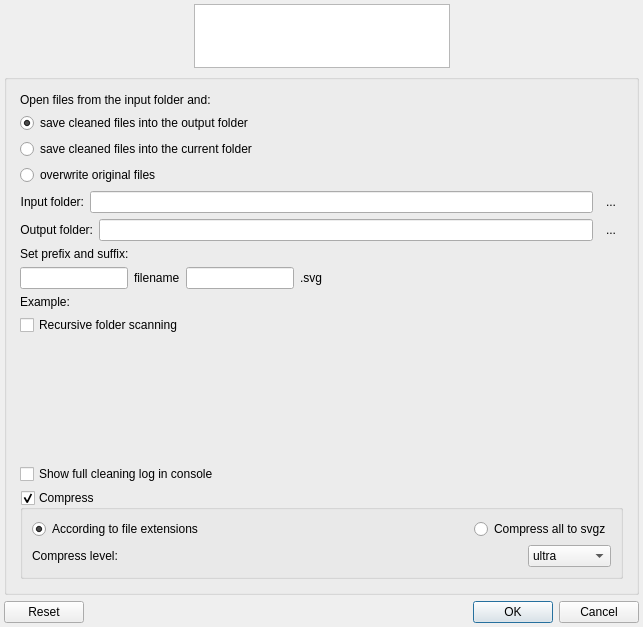
Above: src/wizarddialog.ui from RazrFalcon/svgcleaner before the change. Below: the same form after it.
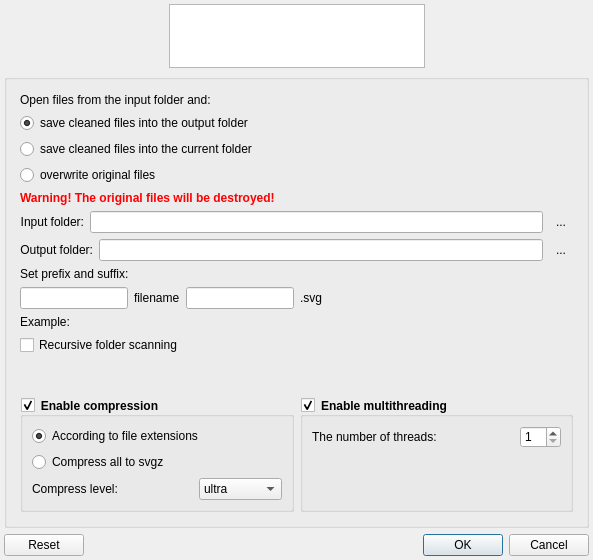
That is the form after the change. The open tabs and pages were chosen to show the change. Custom widgets are drawn as their Qt base class.

Commit message: Multithreading settings moved to Wizard. GroupBox titles now bold. Wizard Main tab rewrited. Cosmetics fixes.

```diff
--- a/src/wizarddialog.ui
+++ b/src/wizarddialog.ui
@@ -6,8 +6,8 @@
    <rect>
     <x>0</x>
     <y>0</y>
-    <width>643</width>
-    <height>627</height>
+    <width>593</width>
+    <height>560</height>
    </rect>
   </property>
   <property name="minimumSize">
@@ -23,80 +23,26 @@
    <property name="margin">
     <number>4</number>
    </property>
-   <item row="5" column="0" colspan="3">
-    <widget class="QDialogButtonBox" name="buttonBox">
-     <property name="standardButtons">
-      <set>QDialogButtonBox::Cancel|QDialogButtonBox::Ok|QDialogButtonBox::Reset</set>
-     </property>
-    </widget>
-   </item>
-   <item row="0" column="2">
-    <spacer name="horizontalSpacer_3">
-     <property name="orientation">
-      <enum>Qt::Horizontal</enum>
-     </property>
-     <property name="sizeHint" stdset="0">
-      <size>
-       <width>40</width>
-       <height>20</height>
-      </size>
-     </property>
-    </spacer>
-   </item>
-   <item row="0" column="1">
-    <widget class="QListWidget" name="listWidget">
-     <property name="minimumSize">
-      <size>
-       <width>0</width>
-       <height>64</height>
-      </size>
-     </property>
-     <property name="maximumSize">
-      <size>
-       <width>16777215</width>
-       <height>64</height>
-      </size>
-     </property>
-     <property name="verticalScrollBarPolicy">
-      <enum>Qt::ScrollBarAlwaysOff</enum>
-     </property>
-     <property name="horizontalScrollBarPolicy">
-      <enum>Qt::ScrollBarAlwaysOff</enum>
-     </property>
-     <property name="verticalScrollMode">
-      <enum>QAbstractItemView::ScrollPerPixel</enum>
-     </property>
-     <property name="horizontalScrollMode">
-      <enum>QAbstractItemView::ScrollPerPixel</enum>
-     </property>
-     <property name="movement">
-      <enum>QListView::Static</enum>
-     </property>
-     <property name="flow">
-      <enum>QListView::LeftToRight</enum>
-     </property>
-     <property name="isWrapping" stdset="0">
-      <bool>false</bool>
-     </property>
-     <property name="resizeMode">
-      <enum>QListView::Adjust</enum>
-     </property>
-     <property name="viewMode">
-      <enum>QListView::ListMode</enum>
-     </property>
-     <property name="uniformItemSizes">
-      <bool>true</bool>
-     </property>
-    </widget>
-   </item>
    <item row="1" column="0" colspan="3">
     <widget class="QGroupBox" name="groupBoxMain">
+     <property name="styleSheet">
+      <string notr="true">QGroupBox
+{
+    font-weight: bold;
+}</string>
+     </property>
      <layout class="QVBoxLayout" name="verticalLayout">
       <property name="margin">
        <number>4</number>
       </property>
       <item>
        <widget class="QStackedWidget" name="stackedWidget">
+        <property name="sizePolicy">
+         <sizepolicy hsizetype="Preferred" vsizetype="Preferred">
+          <horstretch>0</horstretch>
+          <verstretch>0</verstretch>
+         </sizepolicy>
+        </property>
         <property name="currentIndex">
          <number>6</number>
         </property>
@@ -106,68 +52,20 @@
            <number>6</number>
           </property>
           <item row="10" column="0">
-           <widget class="QCheckBox" name="chBoxFullLog">
-            <property name="text">
-             <string>Show full cleaning log in console</string>
-            </property>
-           </widget>
-          </item>
-          <item row="11" column="0">
-           <widget class="QGroupBox" name="gBoxCompress">
-            <property name="title">
-             <string>Compress</string>
-            </property>
-            <property name="checkable">
-             <bool>true</bool>
-            </property>
-            <layout class="QGridLayout" name="gridLayout_5">
-             <item row="0" column="0" rowspan="2">
-              <widget class="QRadioButton" name="rBtnSaveSuffix">
-               <property name="sizePolicy">
-                <sizepolicy hsizetype="Preferred" vsizetype="Fixed">
-                 <horstretch>0</horstretch>
-                 <verstretch>0</verstretch>
-                </sizepolicy>
-               </property>
-               <property name="text">
-                <string>According to file extensions</string>
-               </property>
-               <property name="checked">
-                <bool>true</bool>
-               </property>
-               <property name="autoExclusive">
-                <bool>true</bool>
-               </property>
-              </widget>
-             </item>
-             <item row="0" column="1" rowspan="2">
-              <widget class="QRadioButton" name="rBtnCompressAll">
-               <property name="sizePolicy">
-                <sizepolicy hsizetype="Fixed" vsizetype="Fixed">
-                 <horstretch>0</horstretch>
-                 <verstretch>0</verstretch>
-                </sizepolicy>
-               </property>
-               <property name="layoutDirection">
-                <enum>Qt::LeftToRight</enum>
-               </property>
-               <property name="text">
-                <string>Compress all to svgz</string>
-               </property>
-               <property name="checked">
-                <bool>false</bool>
-               </property>
-               <property name="autoExclusive">
-                <bool>true</bool>
-               </property>
-              </widget>
-             </item>
-             <item row="2" column="0" rowspan="2" colspan="2">
-              <layout class="QHBoxLayout" name="horizontalLayout_3">
-               <item>
+           <layout class="QHBoxLayout" name="horizontalLayout_6">
+            <item>
+             <widget class="QGroupBox" name="gBoxCompress">
+              <property name="title">
+               <string>Enable compression</string>
+              </property>
+              <property name="checkable">
+               <bool>true</bool>
+              </property>
+              <layout class="QGridLayout" name="gridLayout_5">
+               <item row="3" column="0">
                 <widget class="QLabel" name="label_6">
                  <property name="sizePolicy">
-                  <sizepolicy hsizetype="Fixed" vsizetype="Preferred">
+                  <sizepolicy hsizetype="Preferred" vsizetype="Preferred">
                    <horstretch>0</horstretch>
                    <verstretch>0</verstretch>
                   </sizepolicy>
@@ -177,20 +75,7 @@
                  </property>
                 </widget>
                </item>
-               <item>
-                <spacer name="horizontalSpacer">
-                 <property name="orientation">
-                  <enum>Qt::Horizontal</enum>
-                 </property>
-                 <property name="sizeHint" stdset="0">
-                  <size>
-                   <width>40</width>
-                   <height>20</height>
-                  </size>
-                 </property>
-                </spacer>
-               </item>
-               <item>
+               <item row="3" column="1">
                 <widget class="QComboBox" name="cmbBoxCompress">
                  <property name="sizePolicy">
                   <sizepolicy hsizetype="Fixed" vsizetype="Fixed">
@@ -228,10 +113,117 @@
                  </item>
                 </widget>
                </item>
+               <item row="2" column="0" colspan="2">
+                <widget class="QRadioButton" name="rBtnCompressAll">
+                 <property name="sizePolicy">
+                  <sizepolicy hsizetype="Preferred" vsizetype="Fixed">
+                   <horstretch>0</horstretch>
+                   <verstretch>0</verstretch>
+                  </sizepolicy>
+                 </property>
+                 <property name="layoutDirection">
+                  <enum>Qt::LeftToRight</enum>
+                 </property>
+                 <property name="text">
+                  <string>Compress all to svgz</string>
+                 </property>
+                 <property name="checked">
+                  <bool>false</bool>
+                 </property>
+                 <property name="autoExclusive">
+                  <bool>true</bool>
+                 </property>
+                </widget>
+               </item>
+               <item row="0" column="0" rowspan="2" colspan="2">
+                <widget class="QRadioButton" name="rBtnSaveSuffix">
+                 <property name="sizePolicy">
+                  <sizepolicy hsizetype="Preferred" vsizetype="Fixed">
+                   <horstretch>0</horstretch>
+                   <verstretch>0</verstretch>
+                  </sizepolicy>
+                 </property>
+                 <property name="text">
+                  <string>According to file extensions</string>
+                 </property>
+                 <property name="checked">
+                  <bool>true</bool>
+                 </property>
+                 <property name="autoExclusive">
+                  <bool>true</bool>
+                 </property>
+                </widget>
+               </item>
               </layout>
-             </item>
-            </layout>
-           </widget>
+             </widget>
+            </item>
+            <item>
+             <widget class="QGroupBox" name="gBoxThreads">
+              <property name="title">
+               <string>Enable multithreading</string>
+              </property>
+              <property name="checkable">
+               <bool>true</bool>
+              </property>
+              <layout class="QGridLayout" name="gridLayout_6">
+               <item row="2" column="0">
+                <widget class="QWidget" name="widget_2" native="true">
+                 <property name="sizePolicy">
+                  <sizepolicy hsizetype="Preferred" vsizetype="Fixed">
+                   <horstretch>0</horstretch>
+                   <verstretch>0</verstretch>
+                  </sizepolicy>
+                 </property>
+                 <layout class="QHBoxLayout" name="horizontalLayout_4">
+                  <property name="margin">
+                   <number>0</number>
+                  </property>
+                 </layout>
+                </widget>
+               </item>
+               <item row="0" column="0">
+                <widget class="QLabel" name="lblThreads">
+                 <property name="text">
+                  <string>The number of threads:</string>
+                 </property>
+                </widget>
+               </item>
+               <item row="0" column="1">
+                <widget class="QSpinBox" name="spinBoxThreads">
+                 <property name="sizePolicy">
+                  <sizepolicy hsizetype="Fixed" vsizetype="Fixed">
+                   <horstretch>0</horstretch>
+                   <verstretch>0</verstretch>
+                  </sizepolicy>
+                 </property>
+                 <property name="minimum">
+                  <number>1</number>
+                 </property>
+                 <property name="maximum">
+                  <number>16</number>
+                 </property>
+                 <property name="value">
+                  <number>1</number>
+                 </property>
+                </widget>
+               </item>
+               <item row="3" column="0" colspan="2">
+                <spacer name="verticalSpacer_7">
+                 <property name="orientation">
+                  <enum>Qt::Vertical</enum>
+                 </property>
+                 <property name="sizeHint" stdset="0">
+                  <size>
+                   <width>20</width>
+                   <height>40</height>
+                  </size>
+                 </property>
+                </spacer>
+               </item>
+              </layout>
+             </widget>
+            </item>
+           </layout>
           </item>
           <item row="0" column="0">
            <widget class="QLabel" name="label_3">
@@ -247,140 +239,6 @@
            </widget>
           </item>
           <item row="5" column="0">
-           <widget class="QFrame" name="frameInDir">
-            <property name="sizePolicy">
-             <sizepolicy hsizetype="Preferred" vsizetype="Preferred">
-              <horstretch>0</horstretch>
-              <verstretch>0</verstretch>
-             </sizepolicy>
-            </property>
-            <property name="frameShape">
-             <enum>QFrame::NoFrame</enum>
-            </property>
-            <property name="frameShadow">
-             <enum>QFrame::Plain</enum>
-            </property>
-            <property name="lineWidth">
-             <number>0</number>
-            </property>
-            <property name="midLineWidth">
-             <number>0</number>
-            </property>
-            <layout class="QGridLayout" name="gridLayout_11">
-             <property name="horizontalSpacing">
-              <number>6</number>
-             </property>
-             <property name="verticalSpacing">
-              <number>0</number>
-             </property>
-             <property name="margin">
-              <number>0</number>
-             </property>
-             <item row="1" column="1">
-              <widget class="LineEdit" name="lineEditInDir">
-               <property name="inputMask">
-                <string/>
-               </property>
-               <property name="text">
-                <string/>
-               </property>
-              </widget>
-             </item>
-             <item row="1" column="2" colspan="2">
-              <widget class="QToolButton" name="btnOpenInDir">
-               <property name="toolTip">
-                <string>Open an input folder</string>
-               </property>
-               <property name="text">
-                <string notr="true">...</string>
-               </property>
-               <property name="iconSize">
-                <size>
-                 <width>22</width>
-                 <height>22</height>
-                </size>
-               </property>
-               <property name="autoRaise">
-                <bool>true</bool>
-               </property>
-              </widget>
-             </item>
-             <item row="1" column="0">
-              <widget class="QLabel" name="lblInFolder">
-               <property name="sizePolicy">
-                <sizepolicy hsizetype="Preferred" vsizetype="Fixed">
-                 <horstretch>0</horstretch>
-                 <verstretch>0</verstretch>
-                </sizepolicy>
-               </property>
-               <property name="text">
-                <string>Input folder:</string>
-               </property>
-               <property name="alignment">
-                <set>Qt::AlignRight|Qt::AlignTrailing|Qt::AlignVCenter</set>
-               </property>
-              </widget>
-             </item>
-            </layout>
-           </widget>
-          </item>
-          <item row="6" column="0">
-           <widget class="QFrame" name="frameOutDir">
-            <property name="frameShape">
-             <enum>QFrame::NoFrame</enum>
-            </property>
-            <property name="frameShadow">
-             <enum>QFrame::Plain</enum>
-            </property>
-            <property name="lineWidth">
-             <number>0</number>
-            </property>
-            <property name="midLineWidth">
-             <number>0</number>
-            </property>
-            <layout class="QGridLayout" name="gridLayout_10">
-             <property name="margin">
-              <number>0</number>
-             </property>
-             <property name="spacing">
-              <number>6</number>
-             </property>
-             <item row="1" column="1">
-              <widget class="QLineEdit" name="lineEditOutDir"/>
-             </item>
-             <item row="1" column="2">
-              <widget class="QToolButton" name="btnOpenOutDir">
-               <property name="toolTip">
-                <string>Open an output folder</string>
-               </property>
-               <property name="text">
-                <string notr="true">...</string>
-               </property>
-               <property name="iconSize">
-                <size>
-                 <width>22</width>
-                 <height>22</height>
-                </size>
-               </property>
-               <property name="autoRaise">
-                <bool>true</bool>
-               </property>
-              </widget>
-             </item>
-             <item row="1" column="0">
-              <widget class="QLabel" name="label_4">
-               <property name="text">
-                <string>Output folder:</string>
-               </property>
-               <property name="alignment">
-                <set>Qt::AlignRight|Qt::AlignTrailing|Qt::AlignVCenter</set>
-               </property>
-              </widget>
-             </item>
-            </layout>
-           </widget>
-          </item>
-          <item row="7" column="0">
            <widget class="QFrame" name="frameRename">
             <property name="sizePolicy">
              <sizepolicy hsizetype="Preferred" vsizetype="Fixed">
@@ -473,24 +331,14 @@
             </layout>
            </widget>
           </item>
-          <item row="8" column="0">
-           <widget class="QCheckBox" name="chBoxRecursive">
-            <property name="minimumSize">
-             <size>
-              <width>0</width>
-              <height>0</height>
-             </size>
-            </property>
-            <property name="toolTip">
-             <string>Search for SVG files in subfolders</string>
-            </property>
-            <property name="text">
-             <string>Recursive folder scanning</string>
-            </property>
-           </widget>
-          </item>
-          <item row="1" column="0" rowspan="2">
+          <item row="1" column="0">
            <widget class="QWidget" name="widget" native="true">
+            <property name="sizePolicy">
+             <sizepolicy hsizetype="Preferred" vsizetype="Fixed">
+              <horstretch>0</horstretch>
+              <verstretch>0</verstretch>
+             </sizepolicy>
+            </property>
             <layout class="QVBoxLayout" name="verticalLayout_2">
              <property name="margin">
               <number>0</number>
@@ -537,7 +385,163 @@
             </layout>
            </widget>
           </item>
-          <item row="9" column="0">
+          <item row="3" column="0">
+           <widget class="QFrame" name="frameInDir">
+            <property name="sizePolicy">
+             <sizepolicy hsizetype="Preferred" vsizetype="Fixed">
+              <horstretch>0</horstretch>
+              <verstretch>0</verstretch>
+             </sizepolicy>
+            </property>
+            <property name="frameShape">
+             <enum>QFrame::NoFrame</enum>
+            </property>
+            <property name="frameShadow">
+             <enum>QFrame::Plain</enum>
+            </property>
+            <property name="lineWidth">
+             <number>0</number>
+            </property>
+            <property name="midLineWidth">
+             <number>0</number>
+            </property>
+            <layout class="QGridLayout" name="gridLayout_11">
+             <property name="horizontalSpacing">
+              <number>6</number>
+             </property>
+             <property name="verticalSpacing">
+              <number>0</number>
+             </property>
+             <property name="margin">
+              <number>0</number>
+             </property>
+             <item row="1" column="1">
+              <widget class="LineEdit" name="lineEditInDir">
+               <property name="inputMask">
+                <string/>
+               </property>
+               <property name="text">
+                <string/>
+               </property>
+              </widget>
+             </item>
+             <item row="1" column="2" colspan="2">
+              <widget class="QToolButton" name="btnOpenInDir">
+               <property name="toolTip">
+                <string>Open an input folder</string>
+               </property>
+               <property name="text">
+                <string notr="true">...</string>
+               </property>
+               <property name="iconSize">
+                <size>
+                 <width>22</width>
+                 <height>22</height>
+                </size>
+               </property>
+               <property name="autoRaise">
+                <bool>true</bool>
+               </property>
+              </widget>
+             </item>
+             <item row="1" column="0">
+              <widget class="QLabel" name="lblInFolder">
+               <property name="sizePolicy">
+                <sizepolicy hsizetype="Preferred" vsizetype="Fixed">
+                 <horstretch>0</horstretch>
+                 <verstretch>0</verstretch>
+                </sizepolicy>
+               </property>
+               <property name="text">
+                <string>Input folder:</string>
+               </property>
+               <property name="alignment">
+                <set>Qt::AlignRight|Qt::AlignTrailing|Qt::AlignVCenter</set>
+               </property>
+              </widget>
+             </item>
+            </layout>
+           </widget>
+          </item>
+          <item row="4" column="0">
+           <widget class="QFrame" name="frameOutDir">
+            <property name="sizePolicy">
+             <sizepolicy hsizetype="Preferred" vsizetype="Fixed">
+              <horstretch>0</horstretch>
+              <verstretch>0</verstretch>
+             </sizepolicy>
+            </property>
+            <property name="frameShape">
+             <enum>QFrame::NoFrame</enum>
+            </property>
+            <property name="frameShadow">
+             <enum>QFrame::Plain</enum>
+            </property>
+            <property name="lineWidth">
+             <number>0</number>
+            </property>
+            <property name="midLineWidth">
+             <number>0</number>
+            </property>
+            <layout class="QGridLayout" name="gridLayout_10">
+             <property name="margin">
+              <number>0</number>
+             </property>
+             <property name="spacing">
+              <number>6</number>
+             </property>
+             <item row="1" column="1">
+              <widget class="QLineEdit" name="lineEditOutDir"/>
+             </item>
+             <item row="1" column="2">
+              <widget class="QToolButton" name="btnOpenOutDir">
+               <property name="toolTip">
+                <string>Open an output folder</string>
+               </property>
+               <property name="text">
+                <string notr="true">...</string>
+               </property>
+               <property name="iconSize">
+                <size>
+                 <width>22</width>
+                 <height>22</height>
+                </size>
+               </property>
+               <property name="autoRaise">
+                <bool>true</bool>
+               </property>
+              </widget>
+             </item>
+             <item row="1" column="0">
+              <widget class="QLabel" name="label_4">
+               <property name="text">
+                <string>Output folder:</string>
+               </property>
+               <property name="alignment">
+                <set>Qt::AlignRight|Qt::AlignTrailing|Qt::AlignVCenter</set>
+               </property>
+              </widget>
+             </item>
+            </layout>
+           </widget>
+          </item>
+          <item row="7" column="0">
+           <widget class="QCheckBox" name="chBoxRecursive">
+            <property name="minimumSize">
+             <size>
+              <width>0</width>
+              <height>0</height>
+             </size>
+            </property>
+            <property name="toolTip">
+             <string>Search for SVG files in subfolders</string>
+            </property>
+            <property name="text">
+             <string>Recursive folder scanning</string>
+            </property>
+           </widget>
+          </item>
+          <item row="8" column="0">
            <spacer name="verticalSpacer_2">
             <property name="orientation">
              <enum>Qt::Vertical</enum>
@@ -550,6 +554,13 @@
             </property>
            </spacer>
           </item>
+          <item row="2" column="0">
+           <widget class="QLabel" name="lblOverwrite">
+            <property name="text">
+             <string>&lt;html&gt;&lt;head/&gt;&lt;body&gt;&lt;p&gt;&lt;span style=&quot; font-weight:600; color:#ff0000;&quot;&gt;Warning! The original files will be destroyed!&lt;/span&gt;&lt;/p&gt;&lt;/body&gt;&lt;/html&gt;</string>
+            </property>
+           </widget>
+          </item>
          </layout>
         </widget>
         <widget class="QWidget" name="page_2">
@@ -2138,6 +2149,72 @@
      </property>
     </spacer>
    </item>
+   <item row="7" column="0" colspan="3">
+    <widget class="QDialogButtonBox" name="buttonBox">
+     <property name="standardButtons">
+      <set>QDialogButtonBox::Cancel|QDialogButtonBox::Ok|QDialogButtonBox::Reset</set>
+     </property>
+    </widget>
+   </item>
+   <item row="0" column="2">
+    <spacer name="horizontalSpacer_3">
+     <property name="orientation">
+      <enum>Qt::Horizontal</enum>
+     </property>
+     <property name="sizeHint" stdset="0">
+      <size>
+       <width>40</width>
+       <height>20</height>
+      </size>
+     </property>
+    </spacer>
+   </item>
+   <item row="0" column="1">
+    <widget class="QListWidget" name="listWidget">
+     <property name="minimumSize">
+      <size>
+       <width>0</width>
+       <height>64</height>
+      </size>
+     </property>
+     <property name="maximumSize">
+      <size>
+       <width>16777215</width>
+       <height>64</height>
+      </size>
+     </property>
+     <property name="verticalScrollBarPolicy">
+      <enum>Qt::ScrollBarAlwaysOff</enum>
+     </property>
+     <property name="horizontalScrollBarPolicy">
+      <enum>Qt::ScrollBarAlwaysOff</enum>
+     </property>
+     <property name="verticalScrollMode">
+      <enum>QAbstractItemView::ScrollPerPixel</enum>
+     </property>
+     <property name="horizontalScrollMode">
+      <enum>QAbstractItemView::ScrollPerPixel</enum>
+     </property>
+     <property name="movement">
+      <enum>QListView::Static</enum>
+     </property>
+     <property name="flow">
+      <enum>QListView::LeftToRight</enum>
+     </property>
+     <property name="isWrapping" stdset="0">
+      <bool>false</bool>
+     </property>
+     <property name="resizeMode">
+      <enum>QListView::Adjust</enum>
+     </property>
+     <property name="viewMode">
+      <enum>QListView::ListMode</enum>
+     </property>
+     <property name="uniformItemSizes">
+      <bool>true</bool>
+     </property>
+    </widget>
+   </item>
   </layout>
  </widget>
  <customwidgets>
```
Left out of the diff: 209 changed lines with no effect on the pictures. The commit also changes 6 other files.
